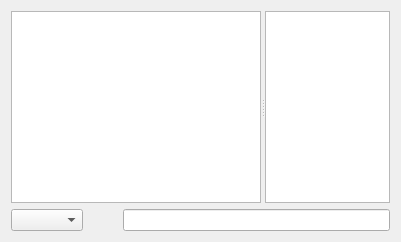
Qt form ui/KSTChatWidget.ui (k5mcd/QLog) before a commit.
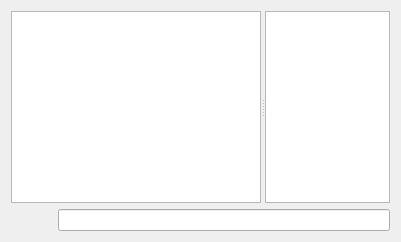
The same form after that commit.

Commit message:
KSTChat: toLabel is used instead of toCombo
Callsign can be selected using UserList and Maps. There is no need to have
the third option to select the callsign.

```diff
--- a/ui/KSTChatWidget.ui
+++ b/ui/KSTChatWidget.ui
@@ -121,15 +121,9 @@
       <number>0</number>
      </property>
      <item>
-      <widget class="QComboBox" name="toCombo">
-       <property name="focusPolicy">
-        <enum>Qt::ClickFocus</enum>
-       </property>
-       <property name="toolTip">
-        <string>Select Recipient's Callsign. If empty then the message is sent to &quot;All&quot;</string>
-       </property>
-       <property name="sizeAdjustPolicy">
-        <enum>QComboBox::AdjustToContents</enum>
+      <widget class="QLabel" name="toLabel">
+       <property name="text">
+        <string/>
        </property>
       </widget>
      </item>
```
Left out of the diff: 16 changed lines with no effect on the pictures. The commit also changes 2 other files.
